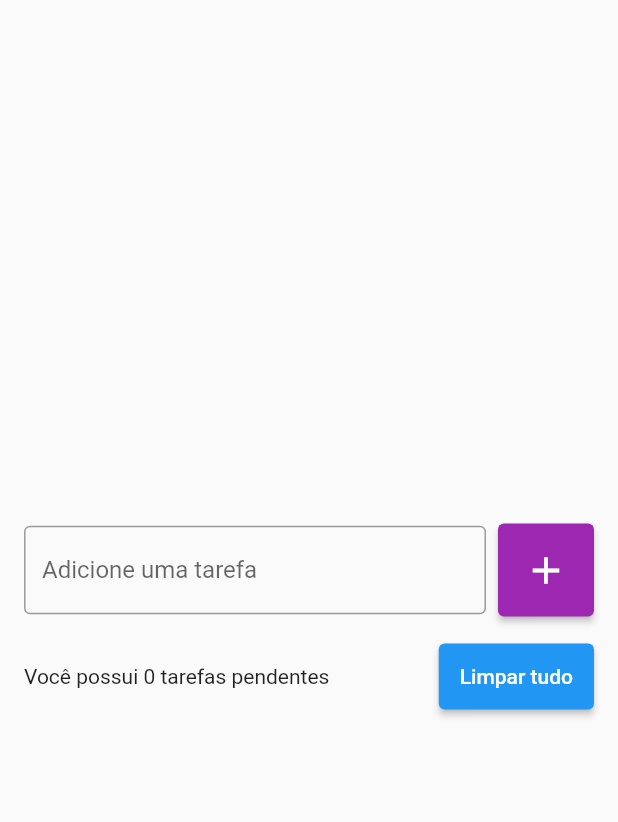
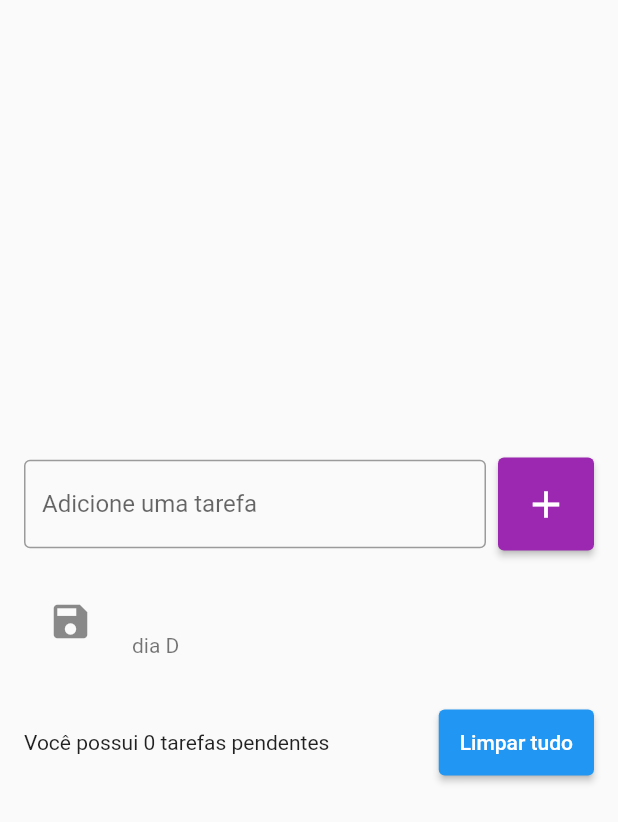
Before and after one commit to EmaurFlorencio/list, a Flutter app: the screen it shows after launch, after a tap on the "add" icon, on a phone screen of 412 x 824 dp. Shown: the top 822 px of the screen. Run offline on Flutter 3.47's test engine with Material 2 defaults, Android fonts, the phone set to English and light mode, and no system bars.

Commit message:
inclusão de itens

```diff
--- a/list/lib/pages/todo_list_page.dart
+++ b/list/lib/pages/todo_list_page.dart
@@ -1,7 +1,16 @@
 import 'package:flutter/material.dart';
 
-class TodoListPage extends StatelessWidget {
-  const TodoListPage({super.key});
+class TodoListPage extends StatefulWidget {
+  TodoListPage({super.key});
+
+  @override
+  State<TodoListPage> createState() => _TodoListPageState();
+}
+
+class _TodoListPageState extends State<TodoListPage> {
+  final TextEditingController todoController = TextEditingController();
+
+  List<String> todos = [];
 
   @override
   Widget build(BuildContext context) {
@@ -17,17 +26,23 @@ class TodoListPage extends StatelessWidget {
                   Expanded(
                     flex: 2,
                     child: TextField(
+                        controller: todoController,
                         decoration: InputDecoration(
-                      border: OutlineInputBorder(),
-                      labelText: "Adicione uma tarefa",
-                      hintText: "Ex. Estuda Flutter",
-                    )),
+                          border: OutlineInputBorder(),
+                          labelText: "Adicione uma tarefa",
+                          hintText: "Ex. Estuda Flutter",
+                        )),
                   ),
                   SizedBox(width: 8),
                   ElevatedButton(
-                    onPressed: () {},
+                    onPressed: () {
+                      String text = todoController.text;
+                      setState(() {
+                        todos.add(text);
+                      });
+                    },
                     style: ElevatedButton.styleFrom(
-                      primary: Colors.purple,
+                      backgroundColor: Colors.purple,
                       padding: EdgeInsets.all(16),
                     ),
                     child: Icon(
@@ -38,6 +53,21 @@ class TodoListPage extends StatelessWidget {
                 ],
               ),
               SizedBox(height: 16),
+              ListView(
+                shrinkWrap: true,
+                children: [
+                  for (String todo in todos)
+                    ListTile(
+                      title: Text(todo),
+                      subtitle: Text('dia D'),
+                      leading: Icon(Icons.save, size: 30),
+                      onTap: () {
+                        print('tarefa: $todo');
+                      },
+                    ),
+                ],
+              ),
+              SizedBox(height: 16),
               Row(
                 children: [
                   Expanded(child: Text("Você possui 0 tarefas pendentes")),
@@ -45,7 +75,7 @@ class TodoListPage extends StatelessWidget {
                   ElevatedButton(
                     onPressed: () {},
                     style: ElevatedButton.styleFrom(
-                      primary: Colors.blue,
+                      backgroundColor: Colors.blue,
                       padding: EdgeInsets.all(14),
                     ),
                     child: Text("Limpar tudo"),
```
